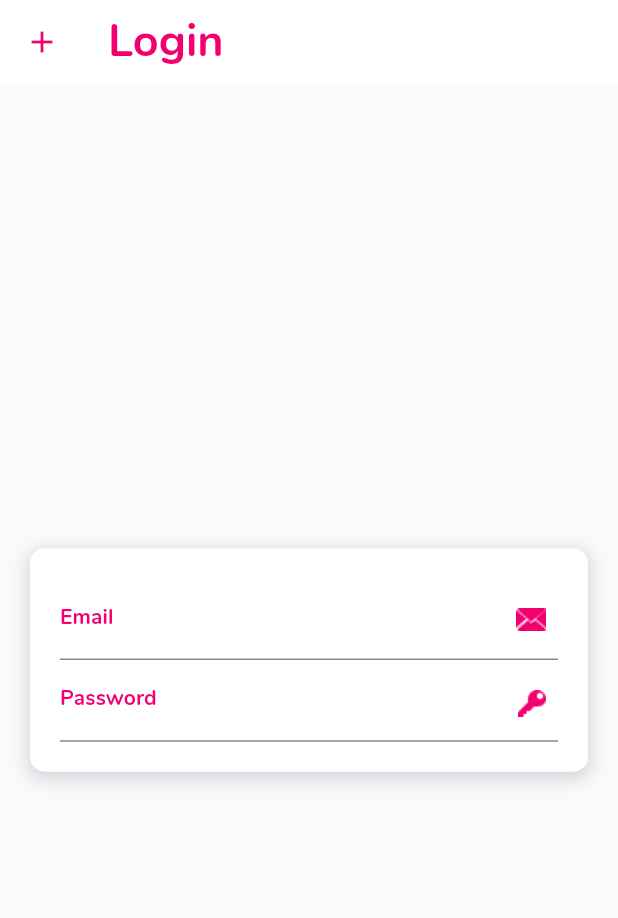
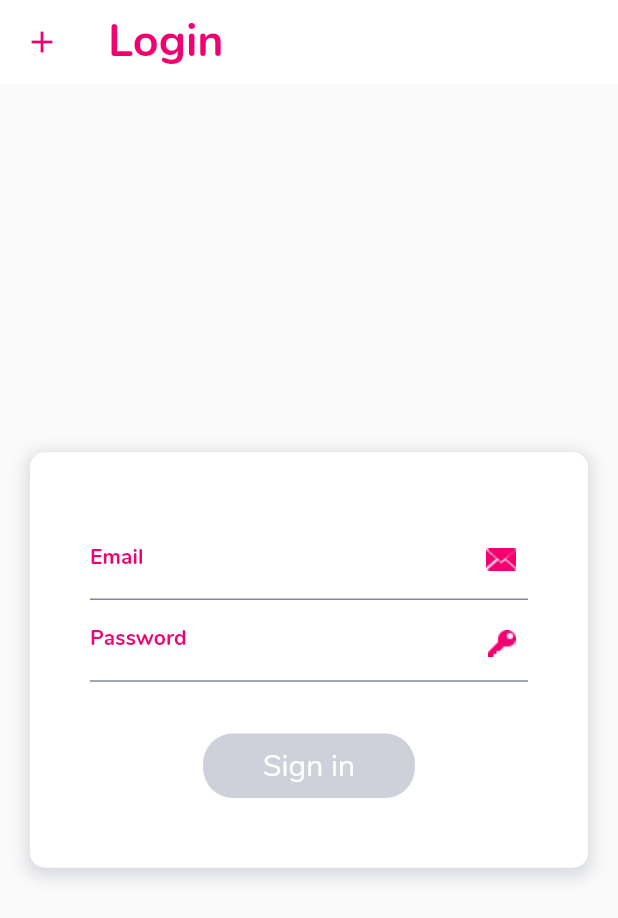
Before and after one commit to lorenacimpean/travel_app, a Flutter app: the screen it shows after launch, after a tap on "Continue with Facebook", on a phone screen of 412 x 824 dp. Shown: the top 918 px of the screen. Run offline on Flutter 3.47's test engine with Material 2 defaults, Android fonts, the phone set to English and light mode, and no system bars; our stand-ins replace firebase_auth, rxdart; accounts and stored records are empty.

Commit message:
pretify form

```diff
--- a/lib/themes/app_dimen.dart
+++ b/lib/themes/app_dimen.dart
@@ -1,7 +1,3 @@
-import 'dart:ui';
-
-import 'package:flutter/material.dart';
-
 class AppDimen {
   static final double xxxlPadding = 120;
   static final double xlPadding = 64.0;
--- a/lib/ui/login_screen/login_screen.dart
+++ b/lib/ui/login_screen/login_screen.dart
@@ -54,7 +54,10 @@ class _LoginScreenState extends BaseState<LoginScreen> {
   Widget build(BuildContext context) {
     return AppScreen(
       title: AppStrings.login,
-      body: FormContainer(formFields: _formFields()),
+      body: FormContainer(
+        formFields: _formFields(),
+        buttonText: "Sign in",
+      ),
     );
   }
 }
--- a/lib/ui/widgets/form_screen.dart
+++ b/lib/ui/widgets/form_screen.dart
@@ -2,20 +2,34 @@ import 'package:flutter/cupertino.dart';
 import 'package:flutter/material.dart';
 import 'package:travel_app/themes/app_colors.dart';
 import 'package:travel_app/themes/app_dimen.dart';
+import 'package:travel_app/ui/widgets/pink_button.dart';
 
 class FormContainer extends StatelessWidget {
   final List<Widget> formFields;
+  final String buttonText;
+  final VoidCallback onTap;
 
   const FormContainer({
     Key key,
     this.formFields,
+    this.buttonText,
+    this.onTap,
   }) : super(key: key);
 
   @override
   Widget build(BuildContext context) {
-    return Center(
+    return Stack(
+      alignment: Alignment.bottomCenter,
+      fit: StackFit.loose,
+      children: [
+        Positioned(
+          child: Center(
             child: Container(
               margin: EdgeInsets.all(AppDimen.defaultPadding),
+              padding: EdgeInsets.symmetric(
+                horizontal: AppDimen.defaultPadding,
+                vertical: AppDimen.midLargePadding,
+              ),
               decoration: BoxDecoration(
                 color: Colors.white,
                 borderRadius: BorderRadius.all(
@@ -26,10 +40,27 @@ class FormContainer extends StatelessWidget {
               child: Padding(
                 padding: EdgeInsets.all(AppDimen.defaultPadding),
                 child: Wrap(
-            children: formFields,
+                  children: _items(),
                 ),
               ),
             ),
+          ),
+        ),
+      ],
     );
   }
+
+  List<Widget> _items() {
+    List<Widget> items = formFields;
+    items.add(
+      Container(
+        alignment: Alignment.center,
+        margin: EdgeInsets.only(top: AppDimen.largePadding),
+        child: PinkButton(
+          text: buttonText,
+        ),
+      ),
+    );
+    return items;
   }
+}
--- a/lib/ui/widgets/pink_button.dart
+++ b/lib/ui/widgets/pink_button.dart
@@ -3,6 +3,7 @@ import 'dart:ui';
 import 'package:flutter/material.dart';
 import 'package:travel_app/themes/app_colors.dart';
 import 'package:travel_app/themes/app_dimen.dart';
+import 'package:travel_app/themes/app_text_styles.dart';
 
 class PinkButton extends StatelessWidget {
   final String text;
@@ -26,9 +27,16 @@ class PinkButton extends StatelessWidget {
       ),
       color: AppColors.primary,
       textColor: AppColors.white,
-      child: Text(
-        text,
-        overflow: TextOverflow.ellipsis,
+      child: Padding(
+        padding: EdgeInsets.symmetric(
+          vertical: AppDimen.smallPadding,
+          horizontal: AppDimen.midLargePadding,
+        ),
+        child: Text(
+          text,
+          overflow: TextOverflow.ellipsis,
+          style: AppTextStyle.button2,
+        ),
       ),
       onPressed: onTap,
       disabledColor: AppColors.lightGrey,
```
Lines whose indentation alone changed are shown as unchanged.
